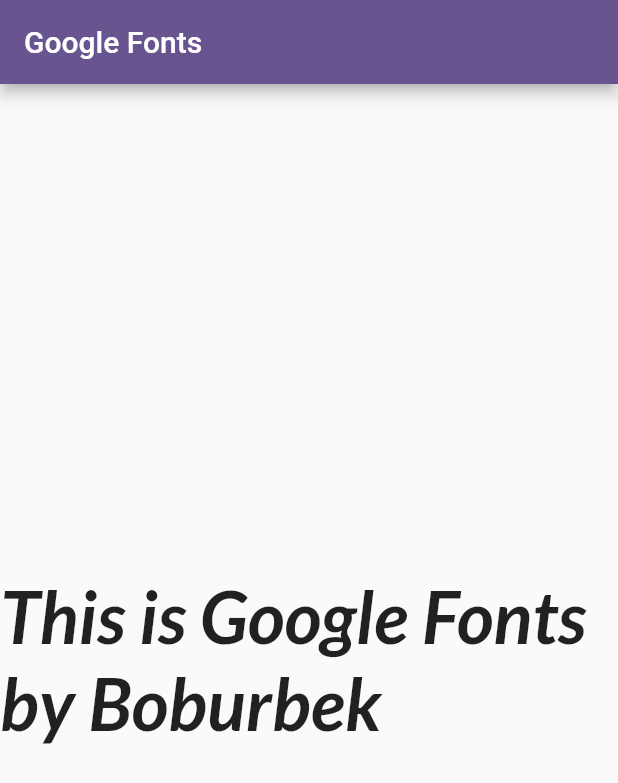
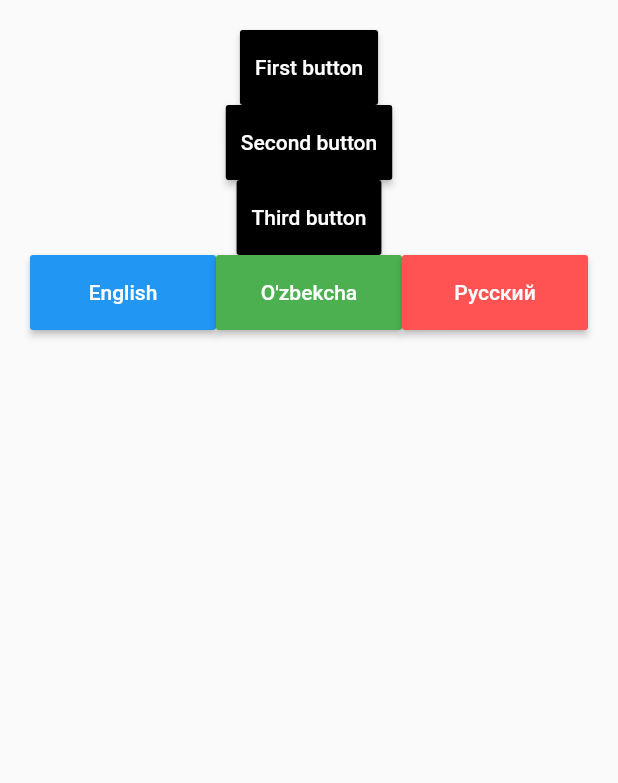
Before and after one commit to boburconquerer/First-project-on-dart, a Flutter app: the screen it shows after launch, on a phone screen of 412 x 824 dp. Shown: the top 783 px of the screen. Run offline on Flutter 3.47's test engine with Material 3 defaults, Android fonts, the phone set to English and light mode, and no system bars; our stand-ins replace easy_localization, flutter_speed_dial, fluttertoast, google_fonts; missing offline and left inert: dart:js, dart:js_interop; key blocks and very long unbroken strings in the code were emptied for the run.

Commit message:
translation:)

```diff
--- /dev/null
+++ b/assets/translations/en-US.json
@@ -0,0 +1,5 @@
+{
+  "first_button": "First button",
+  "second_button": "Second button",
+  "third_button" : "Third button"
+}
--- /dev/null
+++ b/assets/translations/ru-RU.json
@@ -0,0 +1,5 @@
+{
+  "first_button": "Первая кнопка",
+  "second_button": "Вторая кнопка",
+  "third_button": "Третя кнопка"
+}
--- /dev/null
+++ b/assets/translations/uz-UZ.json
@@ -0,0 +1,5 @@
+{
+  "first_button": "Birinchi tugma",
+  "second_button": "Ikkinchi tugma",
+  "third_button": "Uchinchi tugma"
+}
--- a/lib/main.dart
+++ b/lib/main.dart
@@ -1,8 +1,10 @@
+import 'package:easy_localization/easy_localization.dart';
 import 'package:flutter/material.dart';
 import 'package:mydemo1/pages/1_page.dart';
 import 'package:mydemo1/pages/3_page.dart';
 import 'package:mydemo1/pages/advanced/flutter_toast.dart';
 import 'package:mydemo1/pages/advanced/google_fonts.dart';
+import 'package:mydemo1/pages/advanced/translations.dart';
 import 'package:mydemo1/pages/alert_dialog.dart';
 import 'package:mydemo1/pages/animation1.dart';
 import 'package:mydemo1/pages/animation2.dart';
@@ -30,17 +32,38 @@
 import 'package:mydemo1/pages/watch_page.dart';
 import '../pages/appOneSignUp.dart';
 
+/////////////////////////////////////////////////////////////translations
 
-void main() {
-  runApp(const MyApp());
+void main() async {
+  WidgetsFlutterBinding.ensureInitialized();
+  await EasyLocalization.ensureInitialized();
+
+  runApp(
+    EasyLocalization(
+      supportedLocales: [
+        Locale('en', 'US'),
+        Locale('uz', 'UZ'),
+        Locale('ru', 'RU')
+      ],
+      path: "assets/translations",
+      fallbackLocale: Locale('en', 'US'),
+      child: MyApp(),
+    )
+  );
 }
+/////////////////////////////////////////////////////////////translations
 
 class MyApp extends StatelessWidget {
+
   const MyApp({super.key});
 
   @override
   Widget build(BuildContext context) {
     return MaterialApp(
+
+      localizationsDelegates: context.localizationDelegates,
+      supportedLocales: context.supportedLocales,
+      locale: context.locale,
       title: 'Flutter Demo',
       theme: ThemeData(
 
@@ -50,8 +73,9 @@
         colorScheme: ColorScheme.fromSeed(seedColor: Colors.deepPurple),
         useMaterial3: false,
       ),
-      home:const GoogleFontsWidget(),
+      home:const Translations(),
       routes: {
+        GoogleFontsWidget.id: (context) => const GoogleFontsWidget(),
         FlutterToast.id: (context) => const FlutterToast(),
 
         HomePageInsta.id: (context) => const HomePageInsta(),
--- /dev/null
+++ b/lib/pages/advanced/translations.dart
@@ -0,0 +1,66 @@
+import 'package:easy_localization/easy_localization.dart';
+import 'package:flutter/material.dart';
+
+class Translations extends StatefulWidget {
+  const Translations({super.key});
+  static const String id = "Translations";
+
+  @override
+  State<Translations> createState() => _TranslationsState();
+}
+
+class _TranslationsState extends State<Translations> {
+  @override
+  Widget build(BuildContext context) {
+    return Scaffold(
+      body: Container(
+        padding: EdgeInsets.all(20),
+        child: Column(
+          children: [
+            MaterialButton(onPressed: (){}, height: 50,color: Colors.black, padding: EdgeInsets.all(10), child: Text("first_button",style: TextStyle(color: Colors.white)).tr(),),
+            MaterialButton(onPressed: (){}, height: 50,color: Colors.black, padding: EdgeInsets.all(10), child: Text("second_button", style: TextStyle(color: Colors.white)).tr()),
+            MaterialButton(onPressed: (){}, height: 50,color: Colors.black, padding: EdgeInsets.all(10), child: Text("third_button",style: TextStyle(color: Colors.white)).tr()),
+            Row(
+              children: [
+                Expanded(child: MaterialButton(
+                  height: 50,
+                  color: Colors.blue,
+                  onPressed: (){
+                    context.locale = Locale('en', 'US');
+                  },
+                  child: Text(
+                    "English",
+                    style: TextStyle(color: Colors.white),
+                  ),
+                )),
+                Expanded(child: MaterialButton(
+                  height: 50,
+                  color: Colors.green,
+                  onPressed: (){
+                    context.locale = Locale('uz', 'UZ');
+                  },
+                  child: Text(
+                    "O'zbekcha",
+                    style: TextStyle(color: Colors.white),
+                  ),
+                )),
+                Expanded(child: MaterialButton(
+                  height: 50,
+                  color: Colors.redAccent,
+                  onPressed: (){
+                    context.locale = Locale('ru', 'RU');
+                  },
+                  child: Text(
+                    "Русский",
+                    style: TextStyle(color: Colors.white),
+                  ),
+                ))
+
+              ],
+            )
+          ],
+        ),
+      ),
+    );
+  }
+}
--- a/pubspec.yaml
+++ b/pubspec.yaml
@@ -15,7 +15,7 @@
 
   fluttertoast: ^8.2.4
   google_fonts: ^6.1.0
-
+  easy_localization: ^3.0.4
 
 dev_dependencies:
   flutter_test:
@@ -33,6 +33,7 @@
   assets:
       - assets/images/
       - assets/fonts/
+      - assets/translations/
 
   fonts:
      - family: Billabong
```
Also changed, not shown: pubspec.lock, 1 other file.
